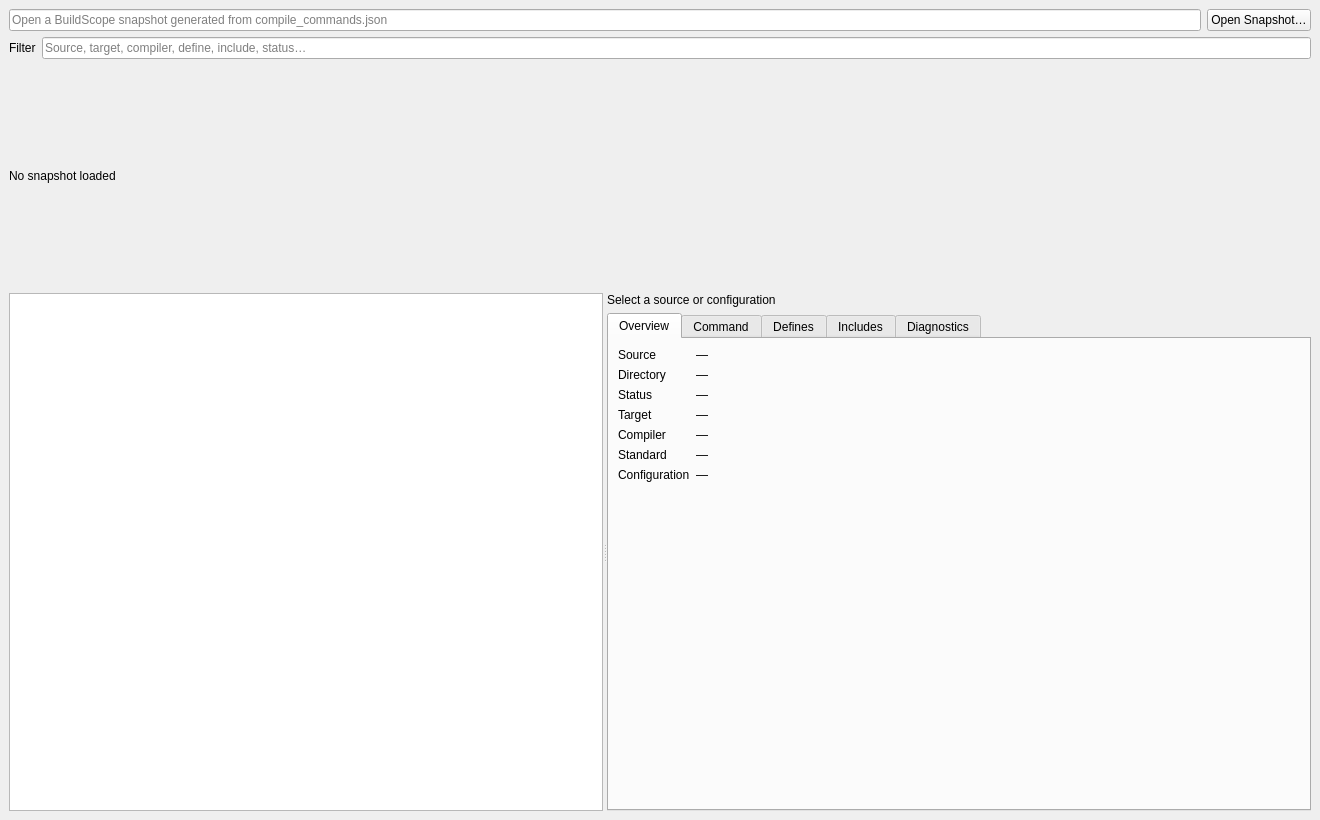
Old version of the form buildscope/ui/main_window.ui in the repository jihoon22-lee/toy-projects.
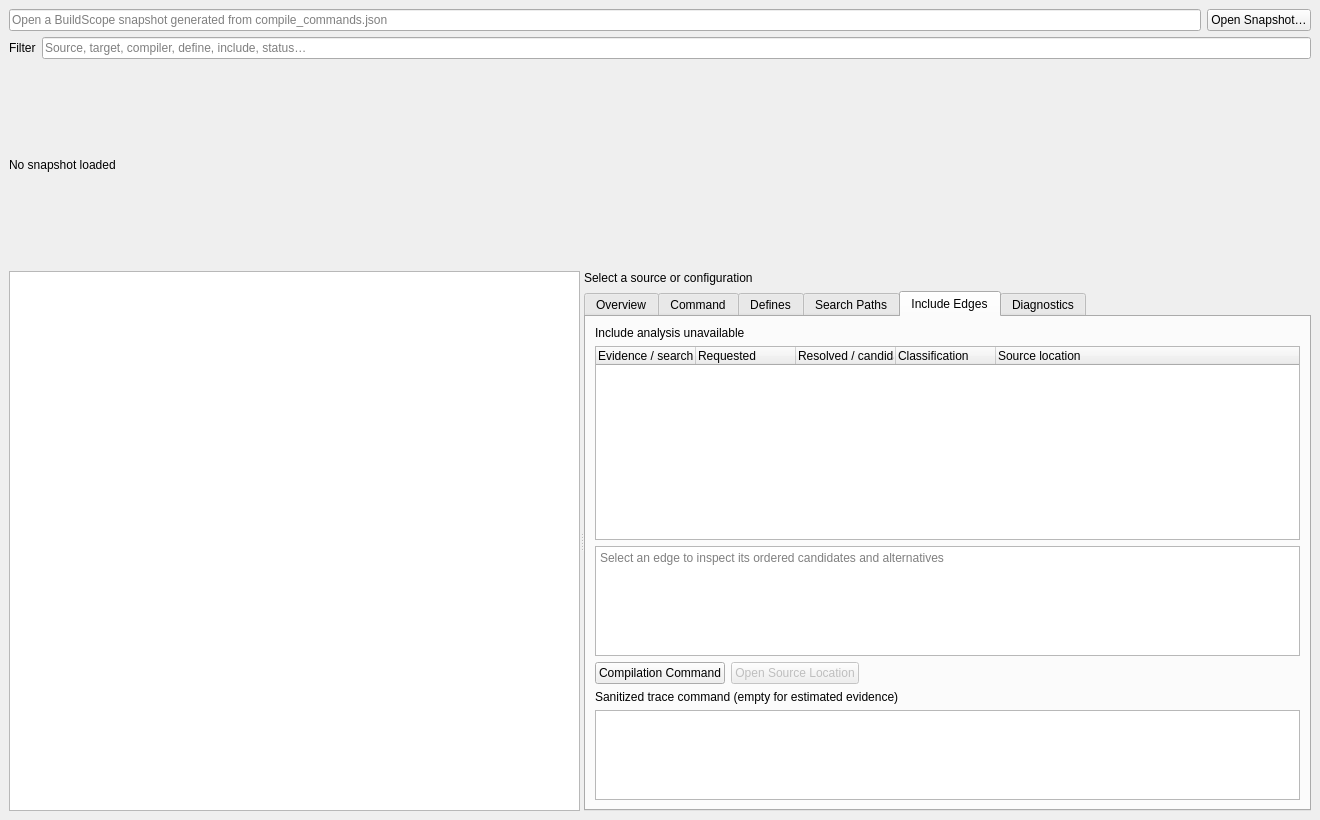
New version of the form. The open tabs and pages were chosen to show the change.

Commit message:
feat(buildscope): explain compiler include resolution (#34)
* feat(buildscope): explain compiler include resolution

* docs(buildscope): record B3 local verification

Diff of the .ui file:
```diff
--- a/buildscope/ui/main_window.ui
+++ b/buildscope/ui/main_window.ui
@@ -67,9 +67,20 @@
            <layout class="QVBoxLayout" name="definesLayout"><item><widget class="QTableWidget" name="defineTable"><property name="alternatingRowColors"><bool>true</bool></property><property name="editTriggers"><set>QAbstractItemView::NoEditTriggers</set></property><column><property name="text"><string>Action</string></property></column><column><property name="text"><string>Name</string></property></column><column><property name="text"><string>Value</string></property></column></widget></item></layout>
           </widget>
           <widget class="QWidget" name="includesTab">
-           <attribute name="title"><string>Includes</string></attribute>
+           <attribute name="title"><string>Search Paths</string></attribute>
            <layout class="QVBoxLayout" name="includesLayout"><item><widget class="QTableWidget" name="includeTable"><property name="alternatingRowColors"><bool>true</bool></property><property name="editTriggers"><set>QAbstractItemView::NoEditTriggers</set></property><column><property name="text"><string>Order</string></property></column><column><property name="text"><string>Kind</string></property></column><column><property name="text"><string>Scope</string></property></column><column><property name="text"><string>Exists</string></property></column><column><property name="text"><string>Path</string></property></column></widget></item></layout>
           </widget>
+          <widget class="QWidget" name="includeExplanationTab">
+           <attribute name="title"><string>Include Edges</string></attribute>
+           <layout class="QVBoxLayout" name="includeExplanationLayout">
+            <item><widget class="QLabel" name="includeEvidenceLabel"><property name="text"><string>Include analysis unavailable</string></property><property name="textInteractionFlags"><set>Qt::TextSelectableByMouse</set></property></widget></item>
+            <item><widget class="QTreeWidget" name="includeEdgeTree"><property name="alternatingRowColors"><bool>true</bool></property><property name="rootIsDecorated"><bool>true</bool></property><column><property name="text"><string>Evidence / search</string></property></column><column><property name="text"><string>Requested</string></property></column><column><property name="text"><string>Resolved / candidate</string></property></column><column><property name="text"><string>Classification</string></property></column><column><property name="text"><string>Source location</string></property></column></widget></item>
+            <item><widget class="QPlainTextEdit" name="includeEdgeEdit"><property name="readOnly"><bool>true</bool></property><property name="maximumSize"><size><width>16777215</width><height>110</height></size></property><property name="placeholderText"><string>Select an edge to inspect its ordered candidates and alternatives</string></property></widget></item>
+            <item><layout class="QHBoxLayout" name="includeNavigationLayout"><item><widget class="QPushButton" name="showCommandButton"><property name="text"><string>Compilation Command</string></property></widget></item><item><widget class="QPushButton" name="openIncludeButton"><property name="text"><string>Open Source Location</string></property><property name="enabled"><bool>false</bool></property></widget></item><item><spacer name="includeNavigationSpacer"><property name="orientation"><enum>Qt::Horizontal</enum></property><property name="sizeHint" stdset="0"><size><width>40</width><height>20</height></size></property></spacer></item></layout></item>
+            <item><widget class="QLabel" name="includeReplayCaption"><property name="text"><string>Sanitized trace command (empty for estimated evidence)</string></property></widget></item>
+            <item><widget class="QPlainTextEdit" name="includeReplayEdit"><property name="readOnly"><bool>true</bool></property><property name="maximumSize"><size><width>16777215</width><height>90</height></size></property><property name="lineWrapMode"><enum>QPlainTextEdit::NoWrap</enum></property></widget></item>
+           </layout>
+          </widget>
           <widget class="QWidget" name="diagnosticsTab">
            <attribute name="title"><string>Diagnostics</string></attribute>
            <layout class="QVBoxLayout" name="diagnosticsLayout"><item><widget class="QTreeWidget" name="diagnosticTree"><property name="alternatingRowColors"><bool>true</bool></property><property name="rootIsDecorated"><bool>false</bool></property><column><property name="text"><string>Severity</string></property></column><column><property name="text"><string>Code</string></property></column><column><property name="text"><string>Message</string></property></column></widget></item></layout>
```
The commit also changes 30 other files.
